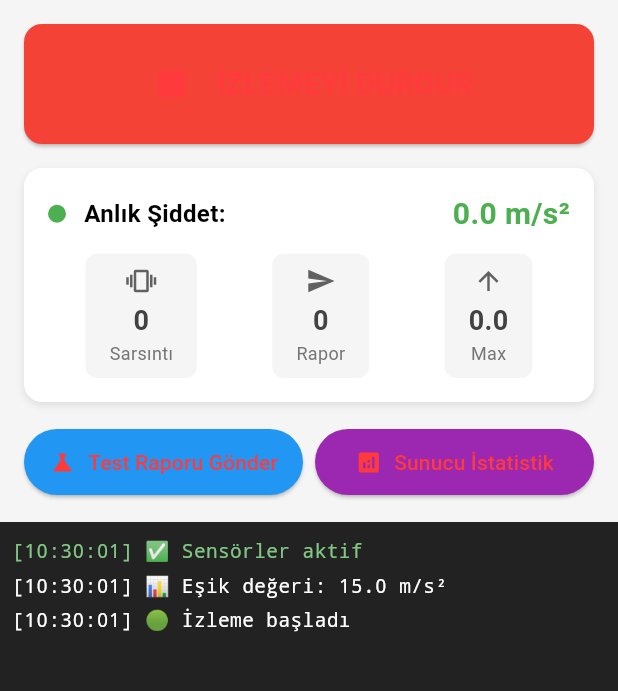
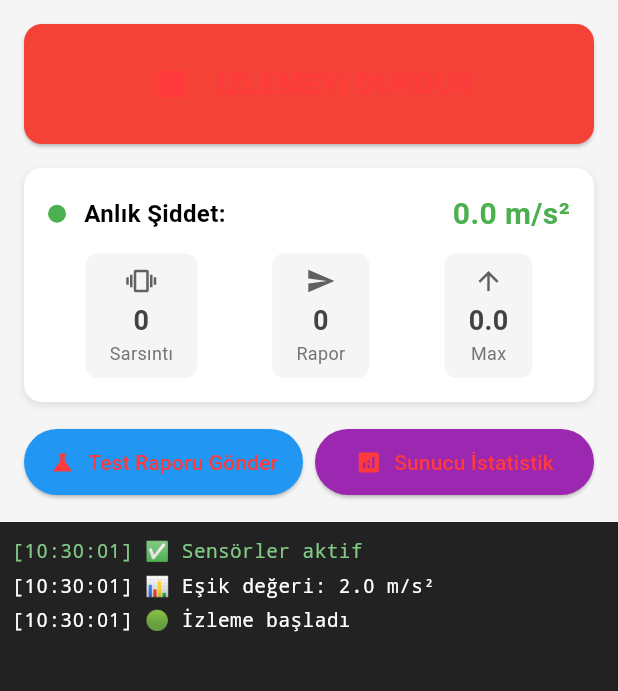
Before and after one commit to fatihsuzen/deprem-server, a Flutter app: the P2PTestScreen screen opened directly, after a tap on "İZLEMEYİ BAŞLAT", on a phone screen of 412 x 824 dp, the part 84-775 px from its top. Run offline on Flutter 3.47's test engine with Material 3 defaults, Android fonts, the phone set to English and light mode, and no system bars; our stand-ins replace cached_network_image, cloud_firestore, firebase_auth, flutter_local_notifications, flutter_map, flutter_svg and 9 more; missing offline and left inert: flutter_foreground_task, mqtt_client; accounts and stored records are empty; network calls fail.

Commit message:
P2P hassasiyet 4x artırıldı - masa/masa kenarı testi için optimize edildi
- Test ekranı: 15.0→2.0 m/s² (87% azaltma)
- P2P servisi: 2.5→1.5 m/s² (40% azaltma)
- Güçlü sarsıntı: 5.0→3.0 m/s² (40% azaltma)
- Minimum sarsıntı: 5→3 (40% azaltma)
- Cooldown: 2 dakika→30 saniye (75% azaltma)
- Log spam önleme: 2 saniye→0.5 saniye
- Hassasiyet gösterimi: 1 basamak→2 basamak

Artık masa üzerinde telefonla masa sallandığında anında algılanacak.

```diff
--- a/lib/screens/p2p_test_screen.dart
+++ b/lib/screens/p2p_test_screen.dart
@@ -30,9 +30,9 @@ class _P2PTestScreenState extends State<P2PTestScreen> {
   StreamSubscription<AccelerometerEvent>? _accelerometerSubscription;
   DateTime? _lastShakeTime;
 
-  // Eşik değerleri
-  final double _shakeThreshold = 15.0; // m/s² - daha düşük, daha hassas
-  final double _reportThreshold = 20.0; // Rapor göndermek için eşik
+  // Eşik değerleri - MASA SALLAMA İÇİN OPTİMİZE EDİLMİŞ
+  final double _shakeThreshold = 2.0; // m/s² - Hafif sarsıntı (masaya vurma)
+  final double _reportThreshold = 4.0; // Rapor göndermek için eşik (güçlü sarsıntı)
 
   @override
   void initState() {
@@ -79,16 +79,16 @@ class _P2PTestScreenState extends State<P2PTestScreen> {
         if (magnitude > _shakeThreshold) {
           final now = DateTime.now();
 
-          // Spam önleme - 2 saniyede bir log
+          // Spam önleme - 0.5 saniyede bir log (daha sık)
           if (_lastShakeTime == null ||
-              now.difference(_lastShakeTime!).inSeconds >= 2) {
+              now.difference(_lastShakeTime!).inMilliseconds >= 500) {
             _shakeCount++;
             _lastShakeTime = now;
-            _addLog('⚡ Sarsıntı! Şiddet: ${magnitude.toStringAsFixed(1)} m/s²');
+            _addLog('⚡ Sarsıntı! Şiddet: ${magnitude.toStringAsFixed(2)} m/s²');
 
             // Güçlü sarsıntı - rapor gönderilecek
             if (magnitude > _reportThreshold) {
-              _addLog('📤 Rapor gönderiliyor...');
+              _addLog('📤 GÜÇLÜ! Rapor gönderiliyor... (${magnitude.toStringAsFixed(2)} m/s²)');
               _reportsSent++;
             }
           }
--- a/lib/services/p2p_earthquake_detection_service.dart
+++ b/lib/services/p2p_earthquake_detection_service.dart
@@ -12,14 +12,14 @@ import 'package:shared_preferences/shared_preferences.dart';
 class P2PEarthquakeDetectionService {
   static const String baseUrl = 'http://188.132.202.24:3000/api';
 
-  // Sensör parametreleri
-  static const double SHAKE_THRESHOLD = 2.5; // m/s² - Deprem eşiği
-  static const double STRONG_SHAKE_THRESHOLD = 5.0; // m/s² - Güçlü sarsıntı
+  // Sensör parametreleri - TEST İÇİN HASSAS AYARLAR
+  static const double SHAKE_THRESHOLD = 1.5; // m/s² - Düşük eşik (masa sallama için)
+  static const double STRONG_SHAKE_THRESHOLD = 3.0; // m/s² - Güçlü sarsıntı (daha düşük)
   static const Duration SHAKE_WINDOW =
-      Duration(seconds: 3); // Sarsıntı penceresi
-  static const int MIN_SHAKE_COUNT = 5; // Minimum sarsıntı sayısı
+      Duration(seconds: 2); // Sarsıntı penceresi (daha kısa)
+  static const int MIN_SHAKE_COUNT = 3; // Minimum sarsıntı sayısı (daha az)
   static const Duration COOLDOWN_PERIOD =
-      Duration(minutes: 2); // Tekrar gönderim engeli
+      Duration(seconds: 30); // Tekrar gönderim engeli (test için kısa)
 
   // Servis durumu
   StreamSubscription<AccelerometerEvent>? _accelerometerSubscription;
```
